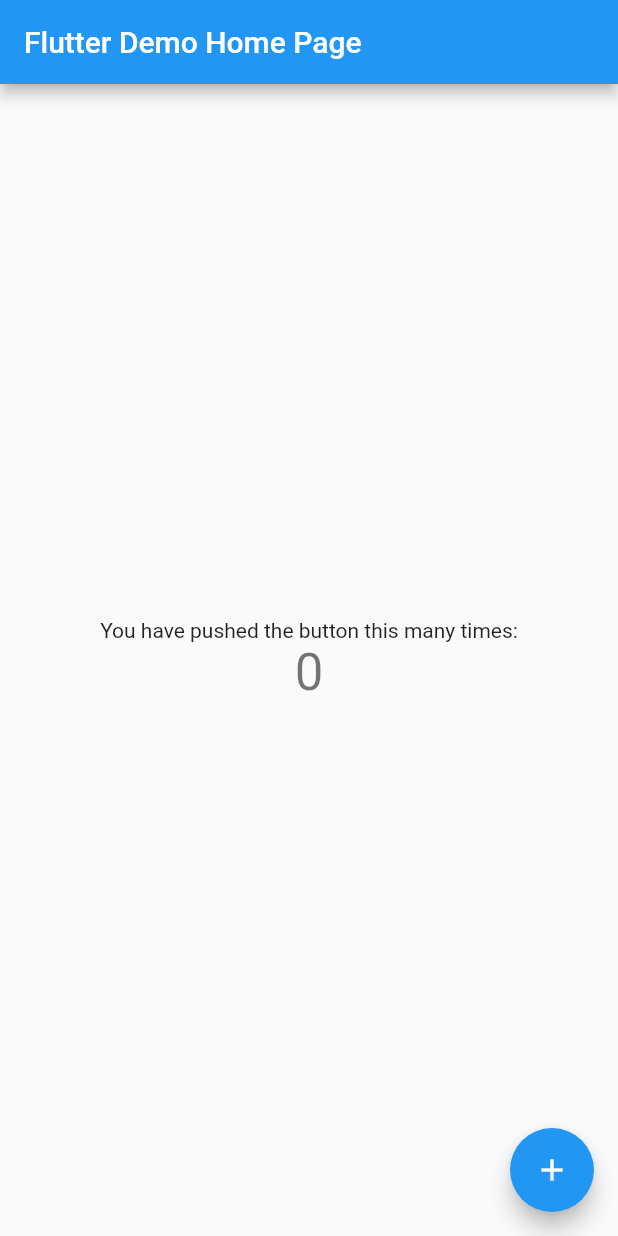
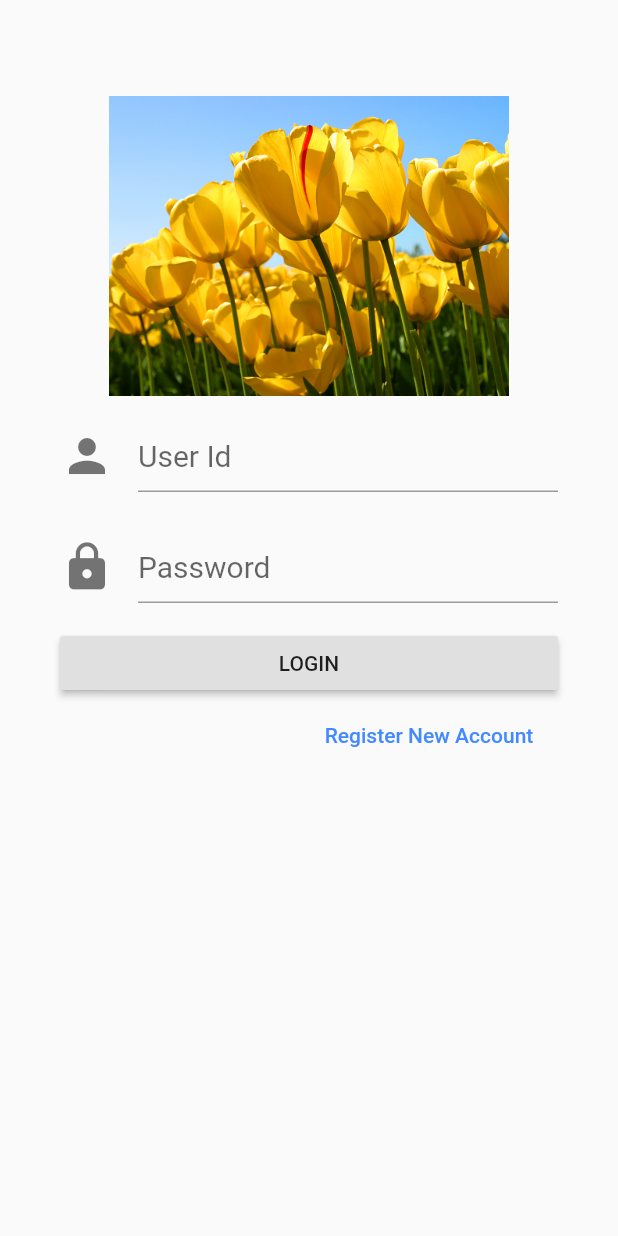
Before and after one commit to KurokoChu/flutter_assignment, a Flutter app: the screen it shows after launch, on a phone screen of 412 x 824 dp. Run offline on Flutter 3.47's test engine with Material 2 defaults, Android fonts, the phone set to English and light mode, and no system bars.

Commit message:
Added Assignment #01 Requirement

```diff
--- a/lib/main.dart
+++ b/lib/main.dart
@@ -1,4 +1,7 @@
 import 'package:flutter/material.dart';
+import 'package:flutter_assignment/pages/login_screen.dart';
+import 'package:flutter_assignment/pages/register_screen.dart';
+import 'package:flutter_assignment/pages/main_screen.dart';
 
 void main() => runApp(MyApp());
 
@@ -20,92 +23,13 @@ class MyApp extends StatelessWidget {
         // is not restarted.
         primarySwatch: Colors.blue,
       ),
-      home: MyHomePage(title: 'Flutter Demo Home Page'),
+      debugShowCheckedModeBanner: false,
+      routes: {
+        "/login": (_) => LoginScreen(),
+        "/register": (_) => RegisterScreen(),
+        "/main": (_) => MainScreen(),
+      },
+      home: LoginScreen(),
     );
   }
 }
-
-class MyHomePage extends StatefulWidget {
-  MyHomePage({Key key, this.title}) : super(key: key);
-
-  // This widget is the home page of your application. It is stateful, meaning
-  // that it has a State object (defined below) that contains fields that affect
-  // how it looks.
-
-  // This class is the configuration for the state. It holds the values (in this
-  // case the title) provided by the parent (in this case the App widget) and
-  // used by the build method of the State. Fields in a Widget subclass are
-  // always marked "final".
-
-  final String title;
-
-  @override
-  _MyHomePageState createState() => _MyHomePageState();
-}
-
-class _MyHomePageState extends State<MyHomePage> {
-  int _counter = 0;
-
-  void _incrementCounter() {
-    setState(() {
-      // This call to setState tells the Flutter framework that something has
-      // changed in this State, which causes it to rerun the build method below
-      // so that the display can reflect the updated values. If we changed
-      // _counter without calling setState(), then the build method would not be
-      // called again, and so nothing would appear to happen.
-      _counter++;
-    });
-  }
-
-  @override
-  Widget build(BuildContext context) {
-    // This method is rerun every time setState is called, for instance as done
-    // by the _incrementCounter method above.
-    //
-    // The Flutter framework has been optimized to make rerunning build methods
-    // fast, so that you can just rebuild anything that needs updating rather
-    // than having to individually change instances of widgets.
-    return Scaffold(
-      appBar: AppBar(
-        // Here we take the value from the MyHomePage object that was created by
-        // the App.build method, and use it to set our appbar title.
-        title: Text(widget.title),
-      ),
-      body: Center(
-        // Center is a layout widget. It takes a single child and positions it
-        // in the middle of the parent.
-        child: Column(
-          // Column is also layout widget. It takes a list of children and
-          // arranges them vertically. By default, it sizes itself to fit its
-          // children horizontally, and tries to be as tall as its parent.
-          //
-          // Invoke "debug painting" (press "p" in the console, choose the
-          // "Toggle Debug Paint" action from the Flutter Inspector in Android
-          // Studio, or the "Toggle Debug Paint" command in Visual Studio Code)
-          // to see the wireframe for each widget.
-          //
-          // Column has various properties to control how it sizes itself and
-          // how it positions its children. Here we use mainAxisAlignment to
-          // center the children vertically; the main axis here is the vertical
-          // axis because Columns are vertical (the cross axis would be
-          // horizontal).
-          mainAxisAlignment: MainAxisAlignment.center,
-          children: <Widget>[
-            Text(
-              'You have pushed the button this many times:',
-            ),
-            Text(
-              '$_counter',
-              style: Theme.of(context).textTheme.display1,
-            ),
-          ],
-        ),
-      ),
-      floatingActionButton: FloatingActionButton(
-        onPressed: _incrementCounter,
-        tooltip: 'Increment',
-        child: Icon(Icons.add),
-      ), // This trailing comma makes auto-formatting nicer for build methods.
-    );
-  }
-}
--- /dev/null
+++ b/lib/pages/login_screen.dart
@@ -0,0 +1,165 @@
+import 'package:flutter/material.dart';
+
+class LoginScreen extends StatefulWidget {
+  @override
+  State<StatefulWidget> createState() {
+    return LoginScreenState();
+  }
+}
+
+class LoginScreenState extends State<LoginScreen> {
+  final _scaffoldKey = GlobalKey<ScaffoldState>();
+  final _formKey = GlobalKey<FormState>();
+
+  String _username, _password;
+
+  @override
+  Widget build(BuildContext context) {
+    return Scaffold(
+      key: _scaffoldKey,
+      resizeToAvoidBottomPadding: false,
+      body: Container(
+        child: Column(
+          children: <Widget>[
+            Container(
+              padding: const EdgeInsets.only(top: 64.0, bottom: 16.0),
+              child: Center(
+                child: Image.asset(
+                  'resources/img/logo.jpg',
+                  width: 300,
+                  height: 200,
+                ),
+              ),
+            ),
+            Form(
+              key: _formKey,
+              child: Column(
+                children: <Widget>[
+                  Container(
+                    margin: const EdgeInsets.only(left: 40.0, right: 40.0),
+                    padding: const EdgeInsets.only(left: 0.0, right: 0.0),
+                    child: Row(
+                      children: <Widget>[
+                        Expanded(
+                          child: TextFormField(
+                            style: TextStyle(
+                              color: Colors.black,
+                              fontSize: 20.0,
+                            ),
+                            decoration: InputDecoration(
+                              hintText: 'User Id',
+                              icon: Icon(
+                                Icons.person,
+                                color: Colors.black54,
+                                size: 36.0,
+                              ),
+                            ),
+                            keyboardType: TextInputType.emailAddress,
+                            onSaved: (value) => print(value),
+                            validator: (value) {
+                              if (value.isEmpty) {
+                                return 'กรุณาระบุ User';
+                              }
+                              _username = value;
+                            },
+                          ),
+                        ),
+                      ],
+                    ),
+                  ),
+                  Container(
+                    margin: const EdgeInsets.only(
+                        left: 40.0, right: 40.0, top: 26.0),
+                    padding: const EdgeInsets.only(left: 0.0, right: 0.0),
+                    child: Row(
+                      children: <Widget>[
+                        Expanded(
+                          child: TextFormField(
+                            style: TextStyle(
+                              color: Colors.black,
+                              fontSize: 20.0,
+                            ),
+                            decoration: InputDecoration(
+                              hintText: 'Password',
+                              icon: Icon(
+                                Icons.lock,
+                                color: Colors.black54,
+                                size: 36.0,
+                              ),
+                            ),
+                            obscureText: true,
+                            keyboardType: TextInputType.text,
+                            onSaved: (value) => print(value),
+                            validator: (value) {
+                              if (value.isEmpty) {
+                                return 'กรุณาระบุ Password';
+                              }
+                              _password = value;
+                            },
+                          ),
+                        ),
+                      ],
+                    ),
+                  ),
+                  Container(
+                    margin: const EdgeInsets.only(
+                        left: 40.0, right: 40.0, top: 16.0),
+                    alignment: Alignment.center,
+                    child: Row(
+                      children: <Widget>[
+                        Expanded(
+                          child: RaisedButton(
+                            onPressed: () {
+                              if (_formKey.currentState.validate()) {
+                                if (_username == "admin" &&
+                                    _password == "admin") {
+                                  showDialog(
+                                      context: context,
+                                      builder: (BuildContext context) {
+                                        return AlertDialog(
+                                          content: Text(
+                                              'User หรือ Password ไม่ถูกต้อง'),
+                                        );
+                                      });
+                                } else {
+                                  Navigator.pushNamed(context, "/main");
+                                }
+                              }
+                            },
+                            child: Text(
+                              "LOGIN",
+                            ),
+                          ),
+                        ),
+                      ],
+                    ),
+                  ),
+                ],
+              ),
+            ),
+            Container(
+              margin: const EdgeInsets.only(left: 200.0, right: 40.0),
+              child: Row(
+                children: <Widget>[
+                  Expanded(
+                    child: FlatButton(
+                      onPressed: () {
+                        Navigator.pushNamed(context, "/register");
+                      },
+                      child: Text(
+                        "Register New Account",
+                        style: TextStyle(
+                          color: Colors.blueAccent,
+                        ),
+                      ),
+                    ),
+                  ),
+                ],
+              ),
+            ),
+          ],
+        ),
+      ),
+    );
+  }
+}
--- a/pubspec.yaml
+++ b/pubspec.yaml
@@ -40,6 +40,8 @@ flutter:
   # assets:
   #  - images/a_dot_burr.jpeg
   #  - images/a_dot_ham.jpeg
+  assets:
+    - resources/img/logo.jpg
 
   # An image asset can refer to one or more resolution-specific "variants", see
   # https://flutter.io/assets-and-images/#resolution-aware.
```
Also changed, not shown: lib/pages/main_screen.dart (added, +62 -0 lines), lib/pages/register_screen.dart (added, +178 -0 lines), resources/img/logo.jpg (added).
